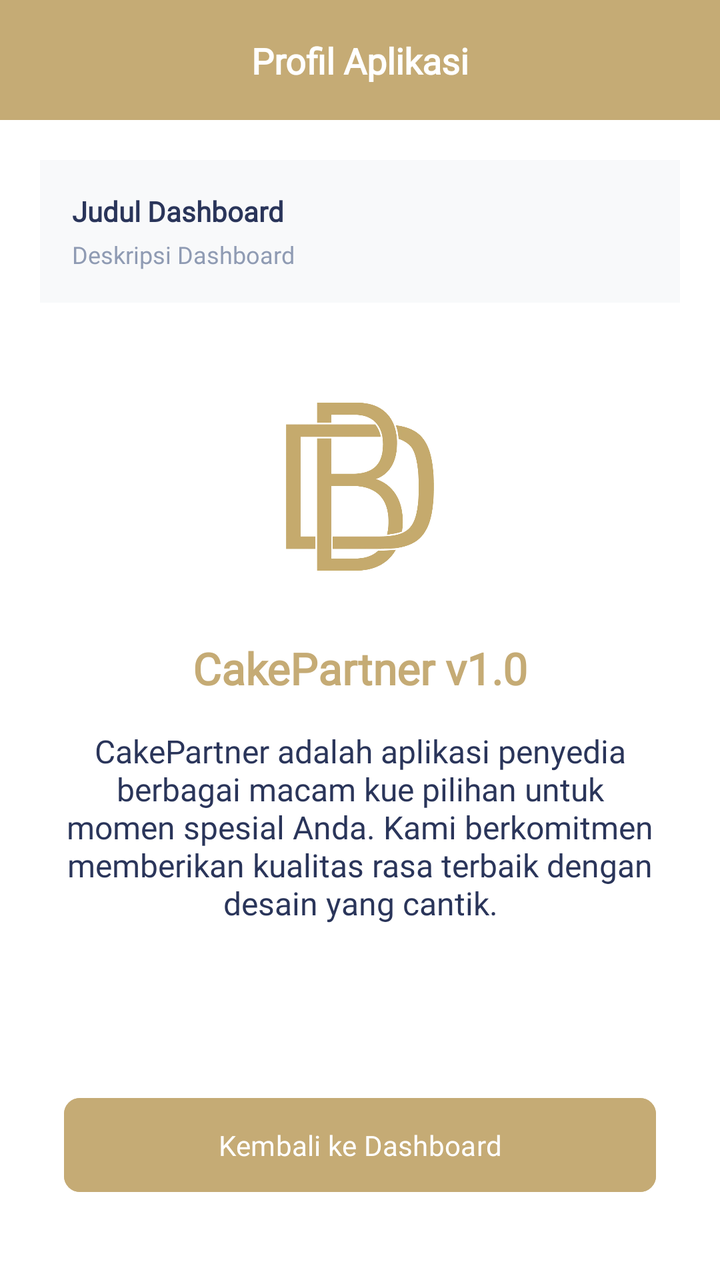
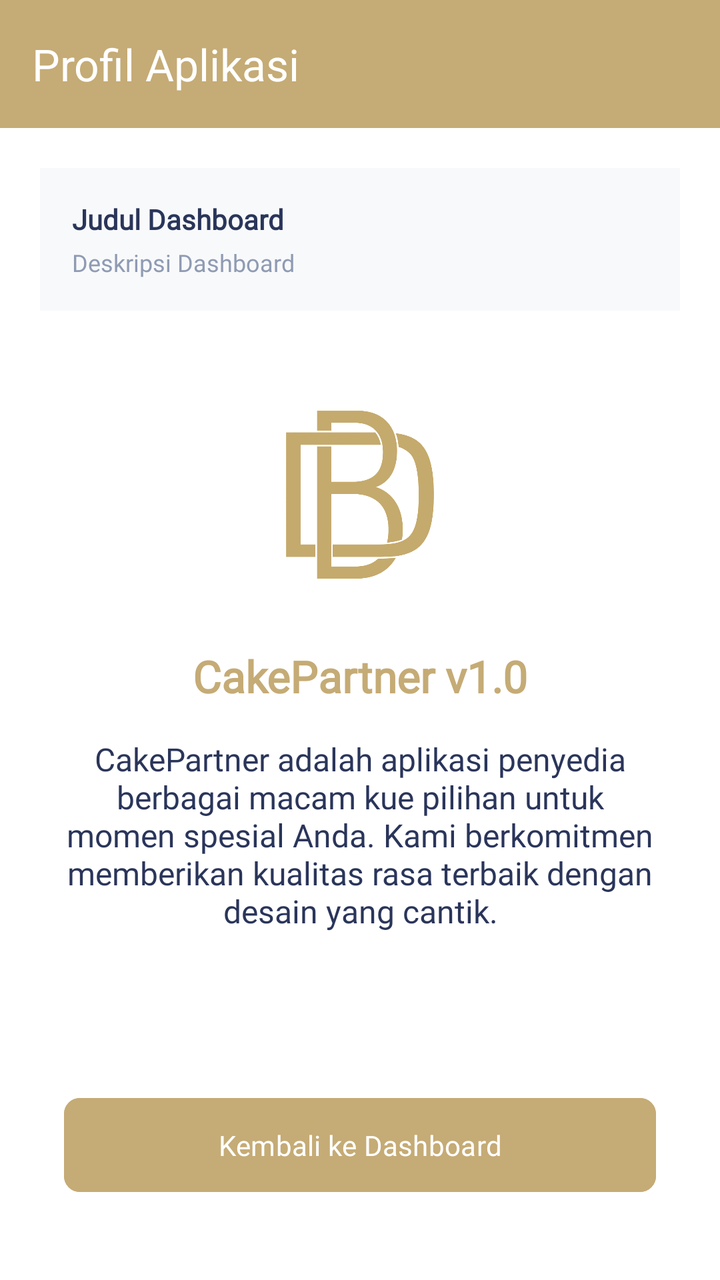

Screens rendered from an Android XML layout before and after an edit, with the pre-edit source and the edit as a unified diff.
<!-- AndroidManifest.xml: application theme Theme.Mersya_queen -->
<!-- res/layout/activity_profil_aplikasi.xml -->
<?xml version="1.0" encoding="utf-8"?>
<androidx.constraintlayout.widget.ConstraintLayout xmlns:android="http://schemas.android.com/apk/res/android"
    xmlns:app="http://schemas.android.com/apk/res-auto"
    xmlns:tools="http://schemas.android.com/tools"
    android:layout_width="match_parent"
    android:layout_height="match_parent"
    android:background="#FFFFFF"
    tools:context=".tugas4.ProfilPengembangActivity">

    <View
        android:id="@+id/viewHeader"
        android:layout_width="match_parent"
        android:layout_height="60dp"
        android:background="#C5AB75"
        app:layout_constraintTop_toTopOf="parent" />

    <TextView
        android:id="@+id/tvTitlePage"
        android:layout_width="wrap_content"
        android:layout_height="wrap_content"
        android:fontFamily="@font/poppins"
        android:text="Profil Aplikasi"
        android:textColor="#FFFFFF"
        android:textSize="18sp"
        android:textStyle="bold"
        app:layout_constraintBottom_toBottomOf="@+id/viewHeader"
        app:layout_constraintEnd_toEndOf="parent"
        app:layout_constraintStart_toStartOf="parent"
        app:layout_constraintTop_toTopOf="@+id/viewHeader" />

    <LinearLayout
        android:id="@+id/layoutDataDariMain"
        android:layout_width="match_parent"
        android:layout_height="wrap_content"
        android:layout_margin="20dp"
        android:background="#F8F9FA"
        android:orientation="vertical"
        android:padding="16dp"
        app:layout_constraintTop_toBottomOf="@+id/viewHeader">

        <TextView
            android:id="@+id/tvJudulTerima"
            android:layout_width="wrap_content"
            android:layout_height="wrap_content"
            android:fontFamily="@font/poppins"
            android:text="Judul Dashboard"
            android:textColor="#2A355A"
            android:textStyle="bold" />

        <TextView
            android:id="@+id/tvDescTerima"
            android:layout_width="wrap_content"
            android:layout_height="wrap_content"
            android:layout_marginTop="4dp"
            android:fontFamily="@font/poppins"
            android:text="Deskripsi Dashboard"
            android:textColor="#8F9BB3"
            android:textSize="12sp" />
    </LinearLayout>

    <ImageView
        android:id="@+id/imgAppLogo"
        android:layout_width="120dp"
        android:layout_height="120dp"
        android:layout_marginTop="32dp"
        android:src="@drawable/logo"
        app:layout_constraintEnd_toEndOf="parent"
        app:layout_constraintStart_toStartOf="parent"
        app:layout_constraintTop_toBottomOf="@+id/layoutDataDariMain" />

    <TextView
        android:id="@+id/tvAppName"
        android:layout_width="wrap_content"
        android:layout_height="wrap_content"
        android:layout_marginTop="16dp"
        android:fontFamily="@font/poppins"
        android:text="CakePartner v1.0"
        android:textColor="#C5AB75"
        android:textSize="22sp"
        android:textStyle="bold"
        app:layout_constraintEnd_toEndOf="parent"
        app:layout_constraintStart_toStartOf="parent"
        app:layout_constraintTop_toBottomOf="@+id/imgAppLogo" />

    <TextView
        android:id="@+id/tvAppDetail"
        android:layout_width="0dp"
        android:layout_height="wrap_content"
        android:layout_marginHorizontal="32dp"
        android:layout_marginTop="16dp"
        android:gravity="center"
        android:fontFamily="@font/poppins"
        android:text="CakePartner adalah aplikasi penyedia berbagai macam kue pilihan untuk momen spesial Anda. Kami berkomitmen memberikan kualitas rasa terbaik dengan desain yang cantik."
        android:textColor="#2A355A"
        android:textSize="16sp"
        app:layout_constraintEnd_toEndOf="parent"
        app:layout_constraintStart_toStartOf="parent"
        app:layout_constraintTop_toBottomOf="@+id/tvAppName" />

    <Button
        android:id="@+id/btnKembali"
        android:layout_width="0dp"
        android:layout_height="55dp"
        android:layout_marginHorizontal="32dp"
        android:layout_marginBottom="40dp"
        android:backgroundTint="#C5AB75"
        android:text="Kembali ke Dashboard"
        android:textAllCaps="false"
        android:textColor="#FFFFFF"
        app:cornerRadius="8dp"
        android:fontFamily="@font/poppins"
        app:layout_constraintBottom_toBottomOf="parent"
        app:layout_constraintEnd_toEndOf="parent"
        app:layout_constraintStart_toStartOf="parent" />

</androidx.constraintlayout.widget.ConstraintLayout>
<!-- resources referenced by this layout -->
<resources>
  <!-- drawable logo: png bitmap (drawable, 72031 bytes) -->
  <style name="Theme.Mersya_queen" parent="Base.Theme.Mersya_queen" />
  <style name="Base.Theme.Mersya_queen" parent="Theme.Material3.DayNight.NoActionBar">
          
          
      </style>
</resources>

<!-- the commit's change to res/layout/activity_profil_aplikasi.xml (unified diff, before → after) -->
@@ -1,5 +1,6 @@
 <?xml version="1.0" encoding="utf-8"?>
-<androidx.constraintlayout.widget.ConstraintLayout xmlns:android="http://schemas.android.com/apk/res/android"
+<androidx.constraintlayout.widget.ConstraintLayout
+    xmlns:android="http://schemas.android.com/apk/res/android"
     xmlns:app="http://schemas.android.com/apk/res-auto"
     xmlns:tools="http://schemas.android.com/tools"
     android:layout_width="match_parent"
@@ -7,26 +8,15 @@
     android:background="#FFFFFF"
     tools:context=".tugas4.ProfilPengembangActivity">
 
-    <View
-        android:id="@+id/viewHeader"
+    <androidx.appcompat.widget.Toolbar
+        android:id="@+id/toolbar"
         android:layout_width="match_parent"
-        android:layout_height="60dp"
+        android:layout_height="?attr/actionBarSize"
         android:background="#C5AB75"
-        app:layout_constraintTop_toTopOf="parent" />
-
-    <TextView
-        android:id="@+id/tvTitlePage"
-        android:layout_width="wrap_content"
-        android:layout_height="wrap_content"
-        android:fontFamily="@font/poppins"
-        android:text="Profil Aplikasi"
-        android:textColor="#FFFFFF"
-        android:textSize="18sp"
-        android:textStyle="bold"
-        app:layout_constraintBottom_toBottomOf="@+id/viewHeader"
-        app:layout_constraintEnd_toEndOf="parent"
-        app:layout_constraintStart_toStartOf="parent"
-        app:layout_constraintTop_toTopOf="@+id/viewHeader" />
+        android:elevation="4dp"
+        app:layout_constraintTop_toTopOf="parent"
+        app:title="Profil Aplikasi"
+        app:titleTextColor="#FFFFFF" />
 
     <LinearLayout
         android:id="@+id/layoutDataDariMain"
@@ -36,7 +26,7 @@
         android:background="#F8F9FA"
         android:orientation="vertical"
         android:padding="16dp"
-        app:layout_constraintTop_toBottomOf="@+id/viewHeader">
+        app:layout_constraintTop_toBottomOf="@+id/toolbar">
 
         <TextView
             android:id="@+id/tvJudulTerima"
